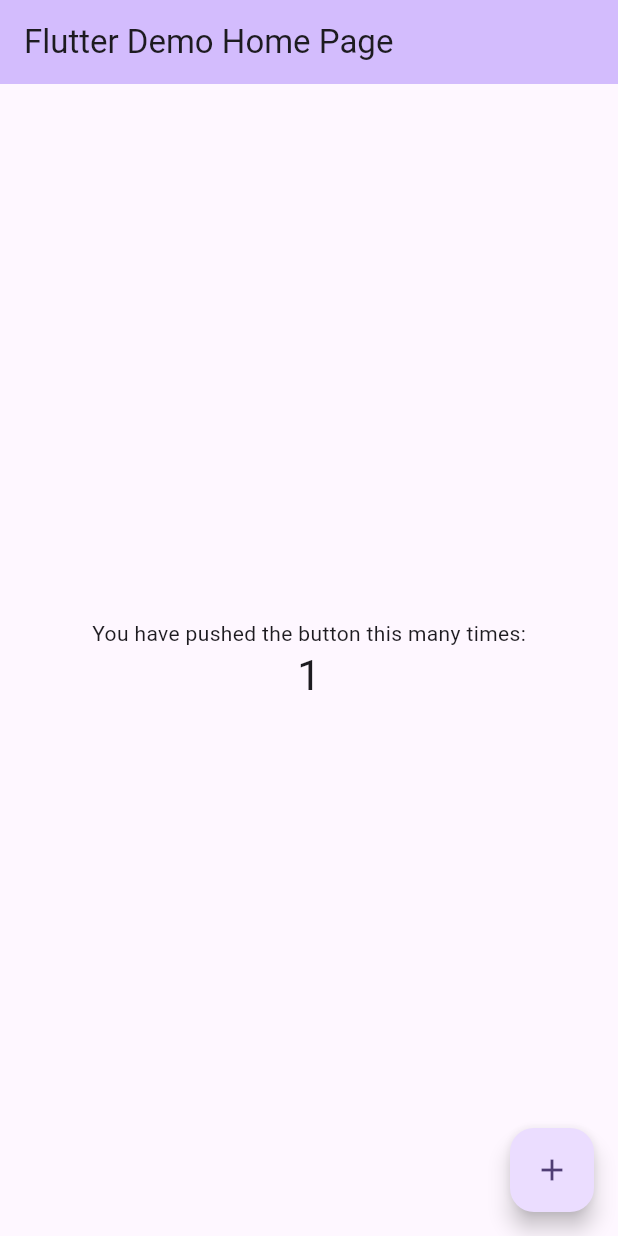
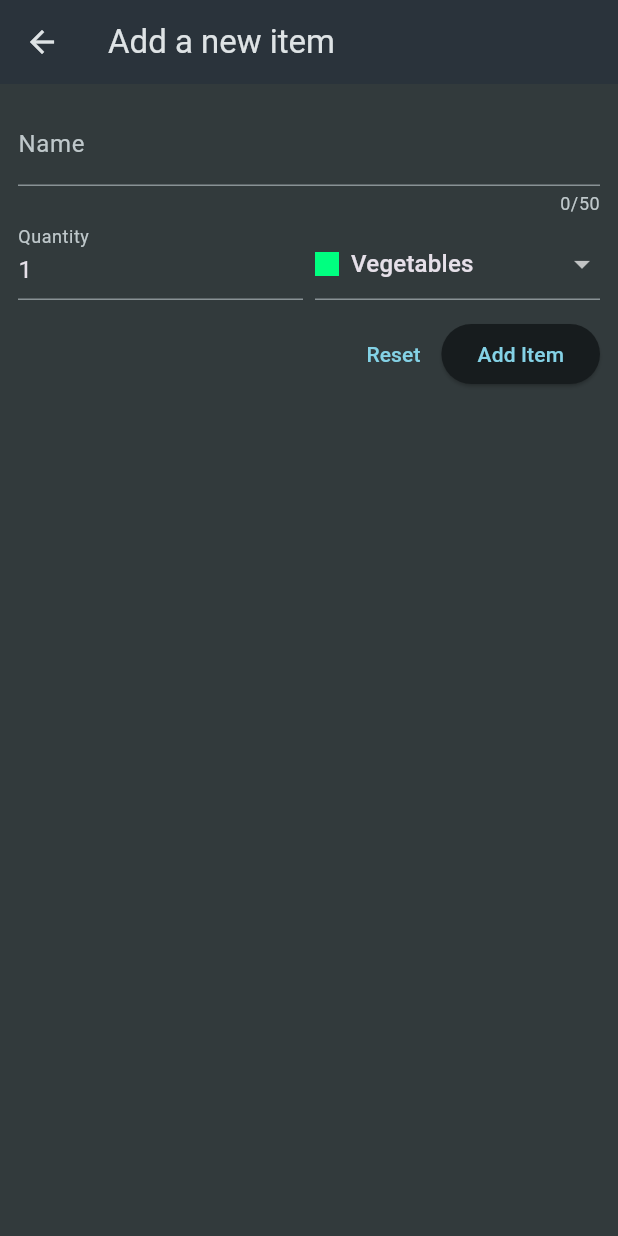
Before and after one commit to AbdullayevT/shopping_list, a Flutter app: the screen it shows after launch, after a tap on the "add" icon, on a phone screen of 412 x 824 dp. Run offline on Flutter 3.47's test engine with Material 3 defaults, Android fonts, the phone set to English and light mode, and no system bars.

Commit message:
Added main content with dummy data

```diff
--- /dev/null
+++ b/lib/data/categories.dart
@@ -0,0 +1,46 @@
+import 'package:flutter/material.dart';
+
+import 'package:shopping_list/models/category.dart';
+
+const categories = {
+  Categories.vegetables: Category(
+    'Vegetables',
+    Color.fromARGB(255, 0, 255, 128),
+  ),
+  Categories.fruit: Category(
+    'Fruit',
+    Color.fromARGB(255, 145, 255, 0),
+  ),
+  Categories.meat: Category(
+    'Meat',
+    Color.fromARGB(255, 255, 102, 0),
+  ),
+  Categories.dairy: Category(
+    'Dairy',
+    Color.fromARGB(255, 0, 208, 255),
+  ),
+  Categories.carbs: Category(
+    'Carbs',
+    Color.fromARGB(255, 0, 60, 255),
+  ),
+  Categories.sweets: Category(
+    'Sweets',
+    Color.fromARGB(255, 255, 149, 0),
+  ),
+  Categories.spices: Category(
+    'Spices',
+    Color.fromARGB(255, 255, 187, 0),
+  ),
+  Categories.convenience: Category(
+    'Convenience',
+    Color.fromARGB(255, 191, 0, 255),
+  ),
+  Categories.hygiene: Category(
+    'Hygiene',
+    Color.fromARGB(255, 149, 0, 255),
+  ),
+  Categories.other: Category(
+    'Other',
+    Color.fromARGB(255, 0, 225, 255),
+  ),
+};
--- a/lib/main.dart
+++ b/lib/main.dart
@@ -1,4 +1,5 @@
 import 'package:flutter/material.dart';
+import 'package:shopping_list/widgets/grocery_list.dart';
 
 void main() {
   runApp(const MyApp());
@@ -11,112 +12,16 @@ class MyApp extends StatelessWidget {
   @override
   Widget build(BuildContext context) {
     return MaterialApp(
-      title: 'Flutter Demo',
-      theme: ThemeData(
-        // This is the theme of your application.
-        //
-        // TRY THIS: Try running your application with "flutter run". You'll see
-        // the application has a purple toolbar. Then, without quitting the app,
-        // try changing the seedColor in the colorScheme below to Colors.green
-        // and then invoke "hot reload" (save your changes or press the "hot
-        // reload" button in a Flutter-supported IDE, or press "r" if you used
-        // the command line to start the app).
-        //
-        // Notice that the counter didn't reset back to zero; the application
-        // state is not lost during the reload. To reset the state, use hot
-        // restart instead.
-        //
-        // This works for code too, not just values: Most code changes can be
-        // tested with just a hot reload.
-        colorScheme: ColorScheme.fromSeed(seedColor: Colors.deepPurple),
+      title: 'Flutter Groceries',
+      theme: ThemeData.dark().copyWith(
+        colorScheme: ColorScheme.fromSeed(
+          seedColor: const Color.fromARGB(255, 147, 229, 250),
+          brightness: Brightness.dark,
+          surface: const Color.fromARGB(255, 42, 51, 59),
+        ),
+        scaffoldBackgroundColor: const Color.fromARGB(255, 50, 58, 60),
       ),
-      home: const MyHomePage(title: 'Flutter Demo Home Page'),
+      home: const GroceryList(),
     );
   }
 }
-
-class MyHomePage extends StatefulWidget {
-  const MyHomePage({super.key, required this.title});
-
-  // This widget is the home page of your application. It is stateful, meaning
-  // that it has a State object (defined below) that contains fields that affect
-  // how it looks.
-
-  // This class is the configuration for the state. It holds the values (in this
-  // case the title) provided by the parent (in this case the App widget) and
-  // used by the build method of the State. Fields in a Widget subclass are
-  // always marked "final".
-
-  final String title;
-
-  @override
-  State<MyHomePage> createState() => _MyHomePageState();
-}
-
-class _MyHomePageState extends State<MyHomePage> {
-  int _counter = 0;
-
-  void _incrementCounter() {
-    setState(() {
-      // This call to setState tells the Flutter framework that something has
-      // changed in this State, which causes it to rerun the build method below
-      // so that the display can reflect the updated values. If we changed
-      // _counter without calling setState(), then the build method would not be
-      // called again, and so nothing would appear to happen.
-      _counter++;
-    });
-  }
-
-  @override
-  Widget build(BuildContext context) {
-    // This method is rerun every time setState is called, for instance as done
-    // by the _incrementCounter method above.
-    //
-    // The Flutter framework has been optimized to make rerunning build methods
-    // fast, so that you can just rebuild anything that needs updating rather
-    // than having to individually change instances of widgets.
-    return Scaffold(
-      appBar: AppBar(
-        // TRY THIS: Try changing the color here to a specific color (to
-        // Colors.amber, perhaps?) and trigger a hot reload to see the AppBar
-        // change color while the other colors stay the same.
-        backgroundColor: Theme.of(context).colorScheme.inversePrimary,
-        // Here we take the value from the MyHomePage object that was created by
-        // the App.build method, and use it to set our appbar title.
-        title: Text(widget.title),
-      ),
-      body: Center(
-        // Center is a layout widget. It takes a single child and positions it
-        // in the middle of the parent.
-        child: Column(
-          // Column is also a layout widget. It takes a list of children and
-          // arranges them vertically. By default, it sizes itself to fit its
-          // children horizontally, and tries to be as tall as its parent.
-          //
-          // Column has various properties to control how it sizes itself and
-          // how it positions its children. Here we use mainAxisAlignment to
-          // center the children vertically; the main axis here is the vertical
-          // axis because Columns are vertical (the cross axis would be
-          // horizontal).
-          //
-          // TRY THIS: Invoke "debug painting" (choose the "Toggle Debug Paint"
-          // action in the IDE, or press "p" in the console), to see the
-          // wireframe for each widget.
-          mainAxisAlignment: MainAxisAlignment.center,
-          children: <Widget>[
-            const Text('You have pushed the button this many times:'),
-            Text(
-              '$_counter',
-              style: Theme.of(context).textTheme.headlineMedium,
-            ),
-          ],
-        ),
-      ),
-      floatingActionButton: FloatingActionButton(
-        onPressed: _incrementCounter,
-        tooltip: 'Increment',
-        child: const Icon(Icons.add),
-      ), // This trailing comma makes auto-formatting nicer for build methods.
-    );
-  }
-}
--- /dev/null
+++ b/lib/models/category.dart
@@ -0,0 +1,21 @@
+import 'package:flutter/material.dart';
+
+enum Categories {
+  vegetables,
+  fruit,
+  meat,
+  dairy,
+  carbs,
+  sweets,
+  spices,
+  convenience,
+  hygiene,
+  other
+}
+
+class Category {
+  const Category(this.title, this.color);
+
+  final String title;
+  final Color color;
+}
--- /dev/null
+++ b/lib/models/grocery_item.dart
@@ -0,0 +1,15 @@
+import 'package:shopping_list/models/category.dart';
+
+class GroceryItem {
+  const GroceryItem({
+    required this.id,
+    required this.name,
+    required this.quantity,
+    required this.category,
+  });
+
+  final String id;
+  final String name;
+  final int quantity;
+  final Category category;
+}
--- /dev/null
+++ b/lib/widgets/grocery_list.dart
@@ -0,0 +1,75 @@
+import 'package:flutter/material.dart';
+import 'package:shopping_list/models/grocery_item.dart';
+import 'package:shopping_list/widgets/new_item.dart';
+
+class GroceryList extends StatefulWidget {
+  const GroceryList({super.key});
+
+  @override
+  State<GroceryList> createState() => _GroceryListState();
+}
+
+class _GroceryListState extends State<GroceryList> {
+  final List<GroceryItem> _groceryItems = [];
+
+  void _addItem(BuildContext context) async {
+    final newItem = await Navigator.of(
+      context,
+    ).push<GroceryItem>(MaterialPageRoute(builder: (ctx) => const NewItem()));
+
+    if (newItem == null) {
+      return;
+    }
+    setState(() {
+      _groceryItems.add(newItem);
+    });
+  }
+
+  void _removeItem(GroceryItem item) {
+    setState(() {
+      _groceryItems.remove(item);
+    });
+  }
+
+  @override
+  Widget build(BuildContext context) {
+    Widget content = const Center(child: Text('No items added yet.'));
+
+    if (_groceryItems.isNotEmpty){
+      content = ListView.builder(
+        itemCount: _groceryItems.length,
+        itemBuilder: (ctx, index) {
+          return Dismissible(
+            onDismissed: (direction) {
+               _removeItem(_groceryItems[index]);
+            },
+            key: ValueKey(_groceryItems[index].id),
+            child: ListTile(
+              title: Text(_groceryItems[index].name),
+              leading: Container(
+                width: 24,
+                height: 24,
+                color: _groceryItems[index].category.color,
+              ),
+              trailing: Text(_groceryItems[index].quantity.toString()),
+            ),
+          );
+        },
+      );
+    }
+    return Scaffold(
+      appBar: AppBar(
+        title: const Text('Your Groceries'),
+        actions: [
+          IconButton(
+            onPressed: () {
+              _addItem(context);
+            },
+            icon: const Icon(Icons.add),
+          ),
+        ],
+      ),
+      body: content,
+    );
+  }
+}
--- /dev/null
+++ b/lib/widgets/new_item.dart
@@ -0,0 +1,135 @@
+import 'package:flutter/material.dart';
+import 'package:shopping_list/data/categories.dart';
+import 'package:shopping_list/models/category.dart';
+import 'package:shopping_list/models/grocery_item.dart';
+
+class NewItem extends StatefulWidget {
+  const NewItem({super.key});
+
+  @override
+  State<NewItem> createState() => _NewItemState();
+}
+
+class _NewItemState extends State<NewItem> {
+  final _formKey = GlobalKey<FormState>();
+  var _enteredName = '';
+  var _enteredQuantity = 1;
+  var _selectedCategory = categories[Categories.vegetables]!;
+
+  void _saveItem() {
+    if (_formKey.currentState!.validate()) {
+      _formKey.currentState!.save();
+      Navigator.of(context).pop(
+        GroceryItem(
+          id: DateTime.now().toString(),
+          name: _enteredName,
+          quantity: _enteredQuantity,
+          category: _selectedCategory,
+        ),
+      );
+    }
+  }
+
+  @override
+  Widget build(BuildContext context) {
+    return Scaffold(
+      appBar: AppBar(title: const Text('Add a new item')),
+      body: Padding(
+        padding: const EdgeInsets.all(12),
+        child: Form(
+          key: _formKey,
+          child: Column(
+            children: [
+              TextFormField(
+                maxLength: 50,
+                decoration: const InputDecoration(label: Text('Name')),
+                validator: (value) {
+                  if (value == null ||
+                      value.isEmpty ||
+                      value.trim().length == 1 ||
+                      value.trim().length > 50) {
+                    return 'Must be between 1 and 50 characters';
+                  }
+                  return null;
+                },
+                onSaved: (value) {
+                  _enteredName = value!;
+                },
+              ),
+              Row(
+                crossAxisAlignment: CrossAxisAlignment.end,
+                children: [
+                  Expanded(
+                    child: TextFormField(
+                      decoration: const InputDecoration(
+                        label: Text('Quantity'),
+                      ),
+                      keyboardType: TextInputType.number,
+                      initialValue: _enteredQuantity.toString(),
+                      validator: (value) {
+                        if (value == null ||
+                            value.isEmpty ||
+                            int.tryParse(value) == null ||
+                            int.tryParse(value)! <= 0) {
+                          return 'Must be a valid positive number';
+                        }
+                        return null;
+                      },
+                      onSaved: (value) {
+                        _enteredQuantity = int.parse(value!);
+                      },
+                    ),
+                  ),
+                  const SizedBox(width: 8),
+                  Expanded(
+                    child: DropdownButtonFormField(
+                      value: _selectedCategory,
+                      items: [
+                        for (final category in categories.entries)
+                          DropdownMenuItem(
+                            value: category.value,
+                            child: Row(
+                              children: [
+                                Container(
+                                  width: 16,
+                                  height: 16,
+                                  color: category.value.color,
+                                ),
+                                const SizedBox(width: 8),
+                                Text(category.value.title),
+                              ],
+                            ),
+                          ),
+                      ],
+                      onChanged: (value) {
+                        setState(() {
+                          _selectedCategory = value!;
+                        });
+                      },
+                    ),
+                  ),
+                ],
+              ),
+              const SizedBox(height: 12),
+              Row(
+                mainAxisAlignment: MainAxisAlignment.end,
+                children: [
+                  TextButton(
+                    onPressed: () {
+                      _formKey.currentState!.reset();
+                    },
+                    child: const Text('Reset'),
+                  ),
+                  ElevatedButton(
+                    onPressed: _saveItem,
+                    child: const Text('Add Item'),
+                  ),
+                ],
+              ),
+            ],
+          ),
+        ),
+      ),
+    );
+  }
+}
```
